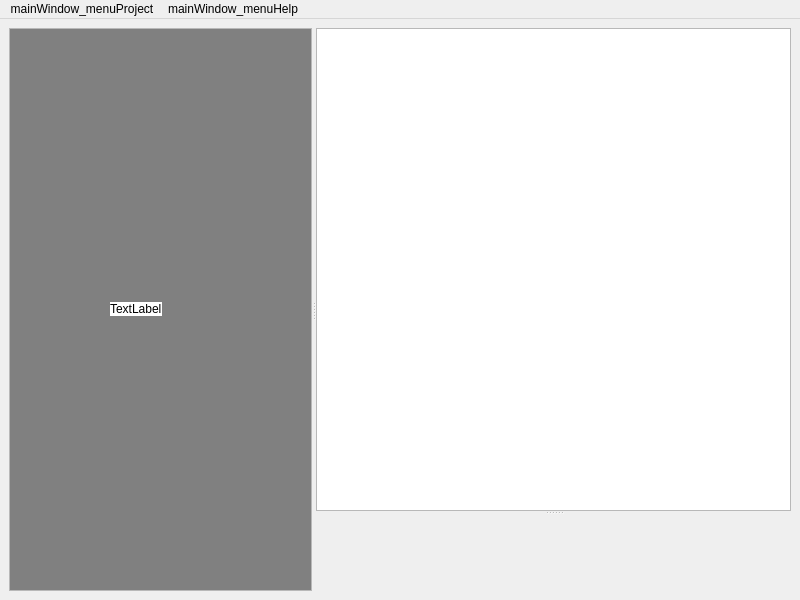
First picture: the form in ui/MainWindow.ui, repository GeminiBuddies/LabelQ, before the edit.
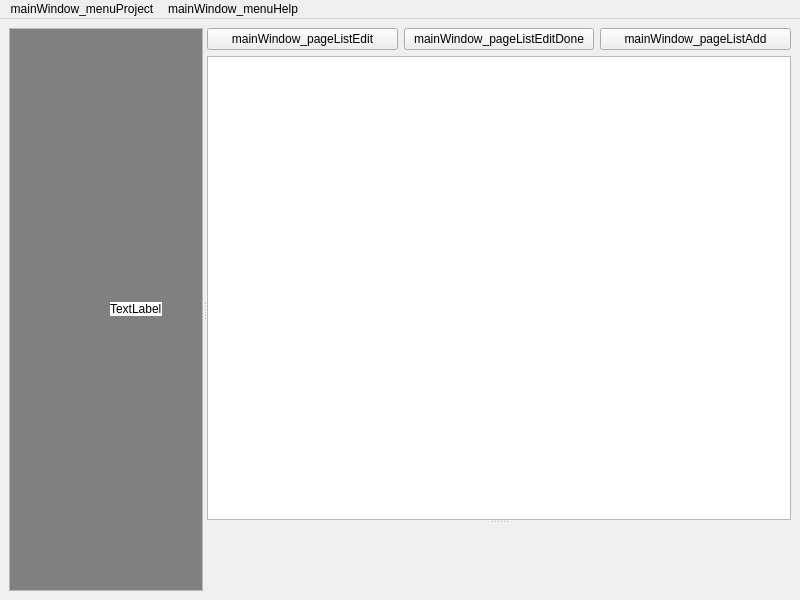
Second picture: the form after the edit. Custom widgets are drawn as their Qt base class.

Commit message: support page reordering

```diff
--- a/ui/MainWindow.ui
+++ b/ui/MainWindow.ui
@@ -38,7 +38,7 @@
          <rect>
           <x>0</x>
           <y>0</y>
-          <width>303</width>
+          <width>301</width>
           <height>557</height>
          </rect>
         </property>
@@ -78,7 +78,42 @@
        <property name="handleWidth">
         <number>4</number>
        </property>
-       <widget class="QListWidget" name="pageList"/>
+       <widget class="QWidget" name="verticalLayoutWidget">
+        <layout class="QVBoxLayout" name="pageListLayout">
+         <item>
+          <layout class="QHBoxLayout" name="pageListEditorLayout">
+           <item>
+            <widget class="QPushButton" name="pageListEdit">
+             <property name="text">
+              <string>mainWindow_pageListEdit</string>
+             </property>
+            </widget>
+           </item>
+           <item>
+            <widget class="QPushButton" name="pageListEditDone">
+             <property name="text">
+              <string>mainWindow_pageListEditDone</string>
+             </property>
+            </widget>
+           </item>
+           <item>
+            <widget class="QPushButton" name="pageListAdd">
+             <property name="text">
+              <string>mainWindow_pageListAdd</string>
+             </property>
+            </widget>
+           </item>
+          </layout>
+         </item>
+         <item>
+          <widget class="QListWidget" name="pageList">
+           <property name="editTriggers">
+            <set>QAbstractItemView::NoEditTriggers</set>
+           </property>
+          </widget>
+         </item>
+        </layout>
+       </widget>
        <widget class="TranslationEditArea" name="translationEditArea" native="true">
         <property name="text" stdset="0">
          <string>PushButton</string>
```
The commit also changes 7 other files.
